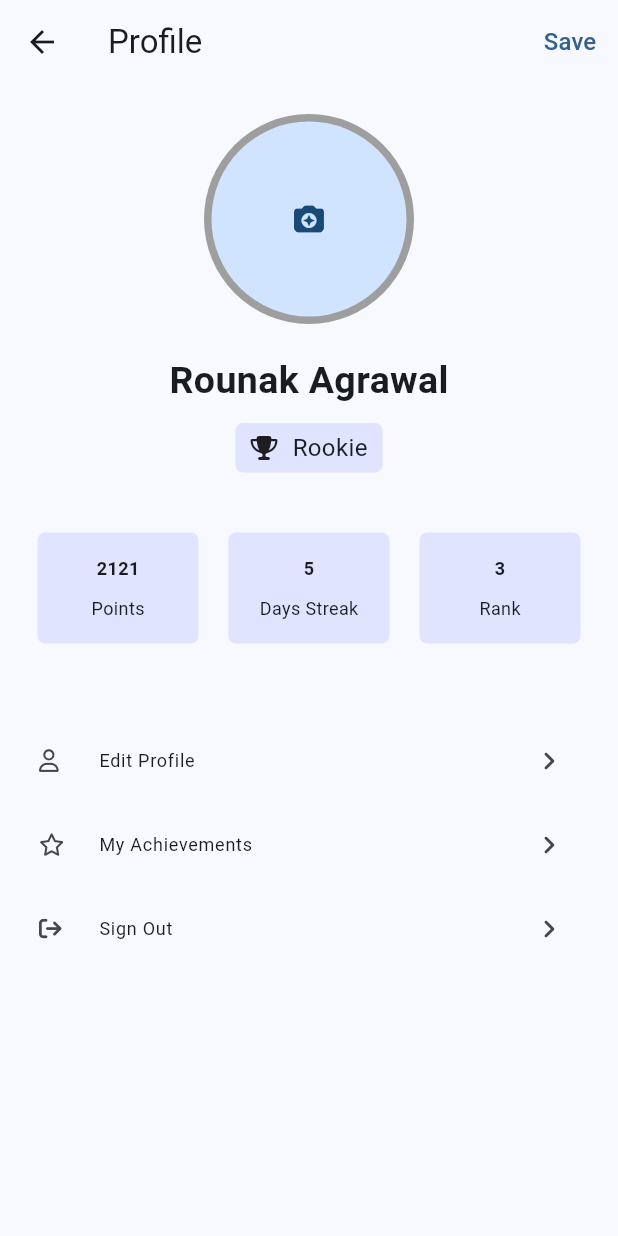
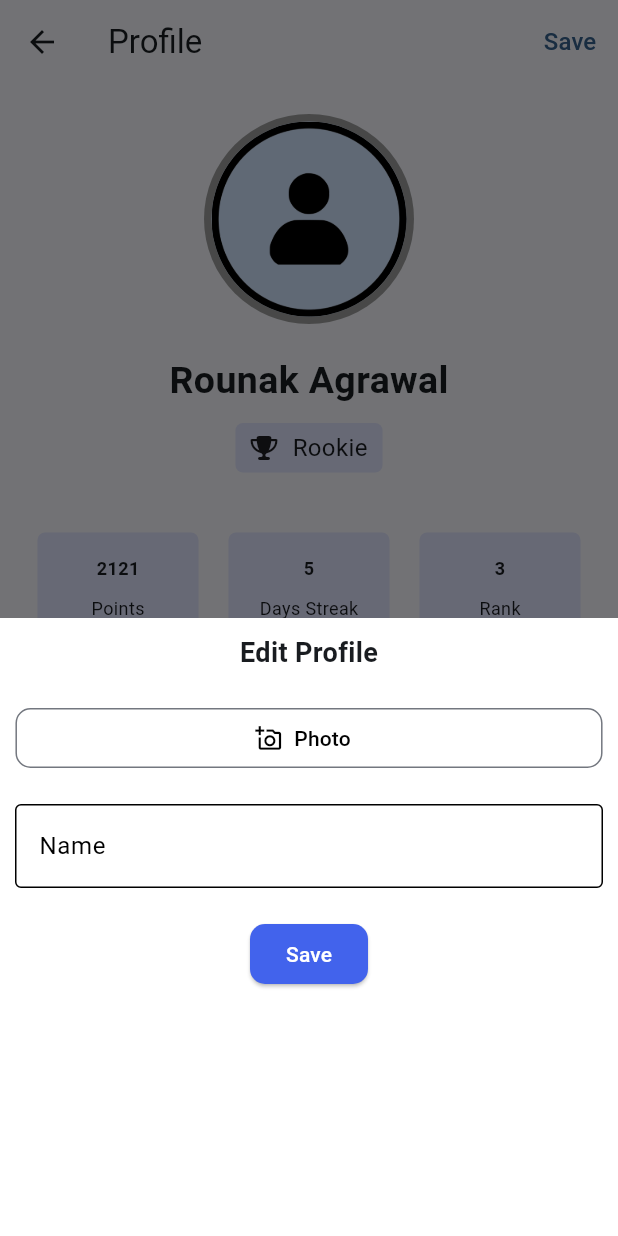
Before and after one commit to Dev-king-coder/zr, a Flutter app: the Profile screen opened by its route, after a tap on "Edit Profile", on a phone screen of 412 x 824 dp. Run offline on Flutter 3.47's test engine with Material 2 defaults, Android fonts, the phone set to English and light mode, and no system bars; our stand-ins replace firebase_auth, firebase_core, font_awesome_flutter, google_sign_in, image_picker; accounts and stored records are empty.

Commit message:
added bottom sheet in edit section and updated pf

```diff
--- a/lib/components/auth_comp/gsign_in_button.dart
+++ b/lib/components/auth/gsign_in_button.dart
@@ -2,7 +2,7 @@ import 'package:flutter/material.dart';
 import 'package:firebase_auth/firebase_auth.dart';
 
 import 'package:zr/helpers/colors.dart';
-import '../../utils/gsign_auth.dart';
+import '../../../utils/gsign_auth.dart';
 
 class SignInButton extends StatefulWidget {
   const SignInButton({super.key});
--- /dev/null
+++ b/lib/components/profile/edit_sheet.dart
@@ -0,0 +1,106 @@
+import 'package:flutter/material.dart';
+import 'package:zr/helpers/colors.dart';
+
+class EditProfileSheet extends StatefulWidget {
+  const EditProfileSheet({super.key});
+
+  @override
+  State<EditProfileSheet> createState() => _EditProfileSheetState();
+}
+
+class _EditProfileSheetState extends State<EditProfileSheet> {
+  @override
+  Widget build(BuildContext context) {
+    final myController = TextEditingController();
+
+
+    return SingleChildScrollView(
+      child: Padding(
+        padding:
+            EdgeInsets.only(bottom: MediaQuery.of(context).viewInsets.bottom),
+        child: Container(
+          height: MediaQuery.of(context).size.height * 0.5,
+          width: double.infinity,
+          color: Colors.white,
+          child: Column(
+            mainAxisSize: MainAxisSize.min,
+            children: [
+              const SizedBox(
+                height: 10,
+              ),
+              const Text(
+                'Edit Profile',
+                style: TextStyle(
+                  fontSize: 18,
+                  fontWeight: FontWeight.bold,
+                ),
+              ),
+              const SizedBox(
+                height: 20,
+              ),
+              SizedBox(
+                width: MediaQuery.of(context).size.width * 0.95,
+                child: OutlinedButton.icon(
+                    onPressed: (){},
+                    style: ButtonStyle(
+                      foregroundColor:
+                          MaterialStateProperty.all<Color>(Colors.black),
+                      shape: MaterialStateProperty.all<RoundedRectangleBorder>(
+                        RoundedRectangleBorder(
+                          borderRadius: BorderRadius.circular(10.0),
+                        ),
+                      ),
+                    ),
+                    icon: const Icon(Icons.add_a_photo_outlined),
+                    label: const Text('Photo')),
+              ),
+              const SizedBox(
+                height: 20,
+              ),
+              Padding(
+                padding: const EdgeInsets.symmetric(horizontal: 10.0),
+                child: TextField(
+                  controller: myController,
+                  decoration: const InputDecoration(
+                    label: Text('Name'),
+                    labelStyle: TextStyle(
+                      color: Colors.black,
+                    ),
+                    enabledBorder: OutlineInputBorder(
+                      borderSide: BorderSide(
+                        color: Colors.black,
+                      ),
+                    ),
+                    border: OutlineInputBorder(
+                      borderRadius: BorderRadius.all(
+                        Radius.circular(10.0),
+                      ),
+                    ),
+                  ),
+                ),
+              ),
+              const SizedBox(
+                height: 20,
+              ),
+              ElevatedButton(
+                  onPressed: (){},
+                  style: ButtonStyle(
+                    backgroundColor:
+                        MaterialStateProperty.all<Color>(CustomTheme.theme),
+                    shape: MaterialStateProperty.all<RoundedRectangleBorder>(
+                      RoundedRectangleBorder(
+                        borderRadius: BorderRadius.circular(10.0),
+                      ),
+                    ),
+                  ),
+                  child: const Text(
+                    'Save',
+                    style: TextStyle(color: Colors.white),
+                  )),
+            ],
+          ),
+        ),
+      ),
+    );
+  }
+}
--- a/lib/widgets/user_image_picker.dart
+++ b/lib/components/profile/user_image_picker.dart
@@ -15,7 +15,6 @@ class _UserImagePickerState extends State<UserImagePicker> {
     final pickedImage = await ImagePicker().pickImage(
       source: ImageSource.gallery,
       imageQuality: 100,
-      maxWidth: 150,
     );
     final pickedImageFile = File(pickedImage!.path);
     setState(() {
@@ -28,17 +27,15 @@ class _UserImagePickerState extends State<UserImagePicker> {
     return InkWell(
       onTap: _pickImage,
       child: CircleAvatar(
-          radius: 70,
-          backgroundColor: Colors.grey,
-          child: CircleAvatar(
-            radius: 65,
-            child: ClipRRect(
-              borderRadius: BorderRadius.circular(65),
-              child: pickedImg == null
-                  ? const Icon(Icons.camera_enhance_rounded)
-                  : Image.file(pickedImg!),
-            ),
-          )),
+        radius: 70,
+        backgroundColor: Colors.grey,
+        child: CircleAvatar(
+          radius: 65,
+          backgroundImage: pickedImg != null
+              ? FileImage(pickedImg!)
+              : Image.asset('assets/profile.png').image,
+        ),
+      ),
     );
   }
 }
--- a/lib/screens/auth_screen.dart
+++ b/lib/screens/auth_screen.dart
@@ -1,7 +1,7 @@
 import 'package:flutter/material.dart';
 import 'package:firebase_auth/firebase_auth.dart';
 import 'package:zr/helpers/colors.dart';
-import 'package:zr/components/auth_widgets/gsign_in_button.dart';
+import 'package:zr/components/auth/gsign_in_button.dart';
 import 'package:zr/helpers/dimensions.dart';
 
 final _firebase = FirebaseAuth.instance;
--- a/lib/screens/profile.dart
+++ b/lib/screens/profile.dart
@@ -4,7 +4,8 @@ import 'package:font_awesome_flutter/font_awesome_flutter.dart';
 import 'package:zr/helpers/colors.dart';
 import 'package:zr/widgets/achievements.dart';
 import 'package:zr/widgets/profile_tile.dart';
-import '../../widgets/user_image_picker.dart';
+import '../components/profile/user_image_picker.dart';
+import '../components/profile/edit_sheet.dart';
 
 class Profile extends StatelessWidget {
   const Profile({super.key});
@@ -114,7 +115,12 @@ class Profile extends StatelessWidget {
               ProfileTile(
                 leading: FontAwesomeIcons.user,
                 title: 'Edit Profile',
-                onTap: () {},
+                onTap: () {
+                  showModalBottomSheet(
+                    context: context,
+                    builder: (context) => const EditProfileSheet(),
+                  );
+                },
               ),
               ProfileTile(
                 leading: FontAwesomeIcons.star,
```
Also changed, not shown: lib/components/auth_widgets/gsign_in_button.dart (deleted, +0 -69 lines), assets/profile.png (added).
